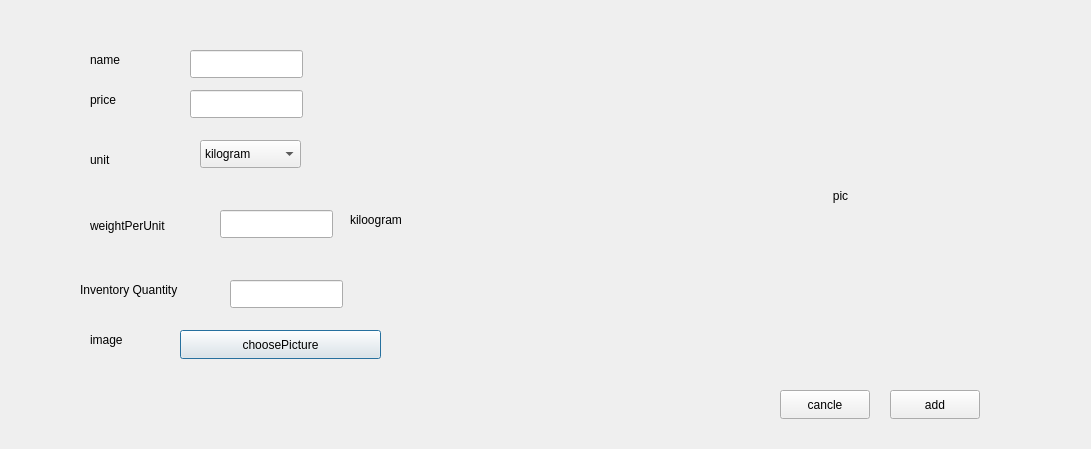
First picture: the form in CakeManager/src/ui/MaterialCard/addingredientdialog.ui, repository mohammad23-c/CakeManager, before the edit.
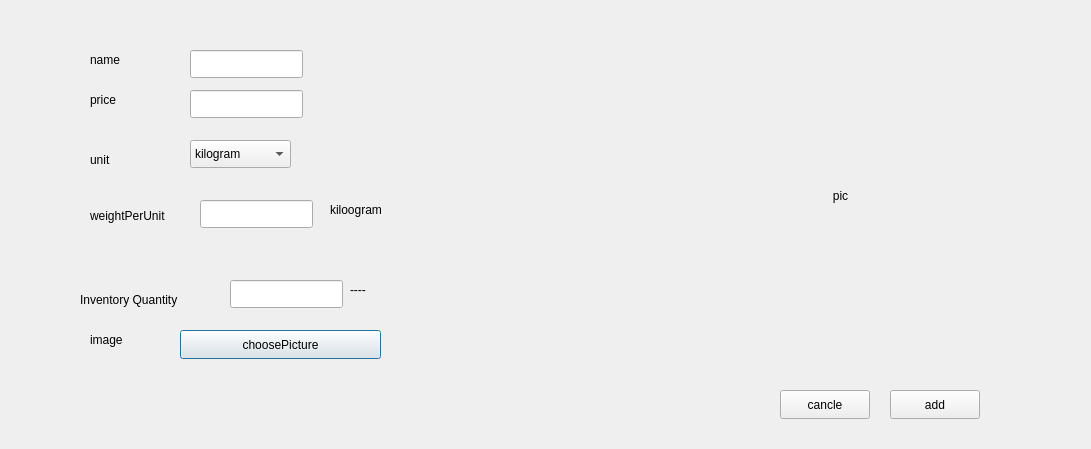
Second picture: the form after the edit.

```diff
--- a/CakeManager/src/ui/MaterialCard/addingredientdialog.ui
+++ b/CakeManager/src/ui/MaterialCard/addingredientdialog.ui
@@ -56,7 +56,7 @@
    <property name="geometry">
     <rect>
      <x>90</x>
-     <y>210</y>
+     <y>200</y>
      <width>101</width>
      <height>31</height>
     </rect>
@@ -69,7 +69,7 @@
    <property name="geometry">
     <rect>
      <x>80</x>
-     <y>280</y>
+     <y>290</y>
      <width>191</width>
      <height>20</height>
     </rect>
@@ -114,8 +114,8 @@
   <widget class="QLineEdit" name="lineEditweightPer">
    <property name="geometry">
     <rect>
-     <x>220</x>
-     <y>210</y>
+     <x>200</x>
+     <y>200</y>
      <width>113</width>
      <height>28</height>
     </rect>
@@ -134,7 +134,7 @@
   <widget class="QComboBox" name="comboBoxunit">
    <property name="geometry">
     <rect>
-     <x>200</x>
+     <x>190</x>
      <y>140</y>
      <width>101</width>
      <height>28</height>
@@ -214,8 +214,8 @@
   <widget class="QLabel" name="label_7">
    <property name="geometry">
     <rect>
-     <x>350</x>
-     <y>210</y>
+     <x>330</x>
+     <y>200</y>
      <width>71</width>
      <height>20</height>
     </rect>
@@ -224,6 +224,19 @@
     <string>kiloogram</string>
    </property>
   </widget>
+  <widget class="QLabel" name="showUnit">
+   <property name="geometry">
+    <rect>
+     <x>350</x>
+     <y>280</y>
+     <width>63</width>
+     <height>20</height>
+    </rect>
+   </property>
+   <property name="text">
+    <string>----</string>
+   </property>
+  </widget>
  </widget>
  <resources/>
  <connections/>
```
